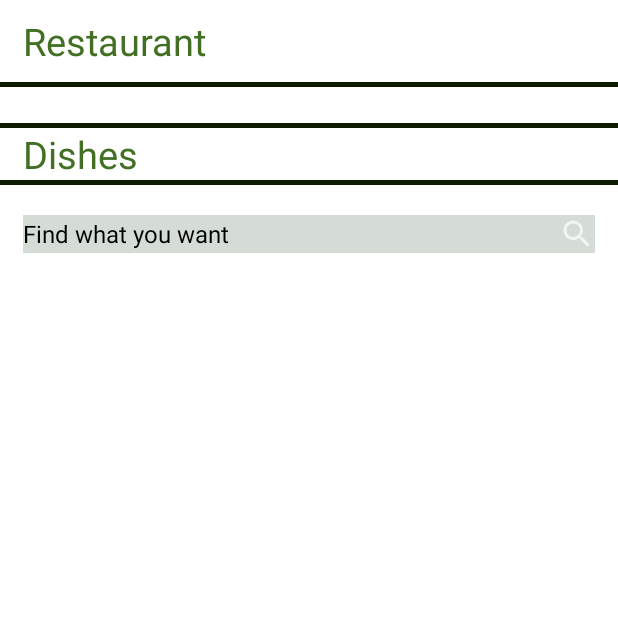
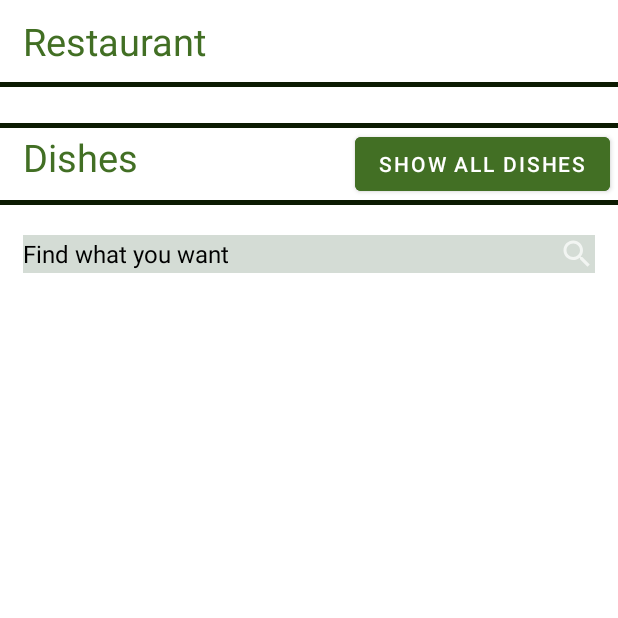
Before and after one commit to nhocvietanh2001/Foody04, an Android app: the fragment RestaurantFragment shown on its own in the app's theme, on a phone screen of 412 x 824 dp, the top half of it. Run offline under Robolectric (Android 15) with nearby library versions, the light colour scheme and no system bars; libraries missing offline, so code that uses them is left out: me.relex.circleindicator; Roboto replaces fonts that are not available here; 2 statements that could not run were skipped.

Commit message:
show all dishes not finished

```diff
--- a/app/src/main/res/layout/fragment_restaurant.xml
+++ b/app/src/main/res/layout/fragment_restaurant.xml
@@ -34,7 +34,10 @@
         android:layout_width="match_parent"
         android:background="@color/very_dark_green"
         android:layout_height="3dp"/>
-
+    <LinearLayout
+        android:layout_width="wrap_content"
+        android:layout_height="wrap_content"
+        android:orientation="horizontal">
         <TextView
             android:layout_width="wrap_content"
             android:layout_height="wrap_content"
@@ -43,6 +46,18 @@
             android:layout_marginLeft="15dp"
             android:textColor="@color/green"
             android:textSize="25dp" />
+        <View
+            android:layout_width="wrap_content"
+            android:layout_height="0dp"
+            android:layout_weight="1" />
+        <Button
+            android:layout_width="wrap_content"
+            android:layout_height="wrap_content"
+            android:text="Show all dishes"
+            android:id="@+id/btnShowAllDishes"
+            android:backgroundTint="@color/green"
+            android:layout_marginRight="5dp"/>
+    </LinearLayout>
     <ImageView
         android:layout_width="match_parent"
         android:background="@color/very_dark_green"
```
Lines whose indentation alone changed are shown as unchanged.
